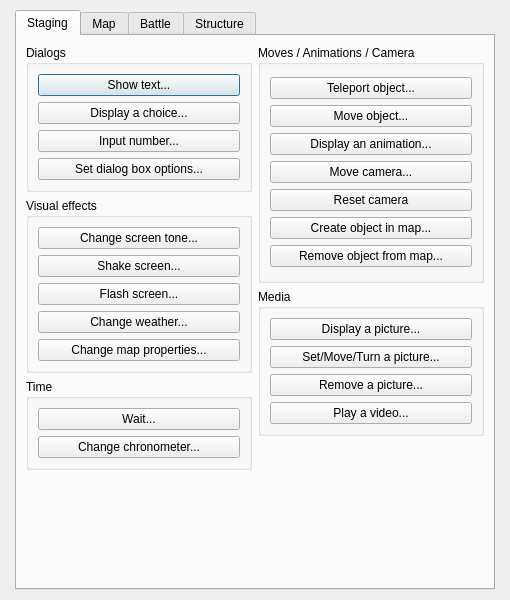
The window that Editor/Dialogs/dialogcommands.ui (RPG-Paper-Maker/RPG-Paper-Maker) describes before a commit, drawn with Qt 5.
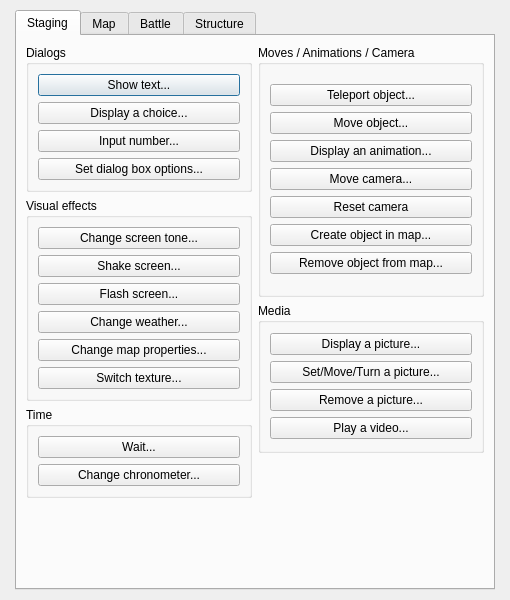
The same window after the commit.

Commit message: [WIP] Command switch texture: UI design

The edit to the form file:
```diff
--- a/Editor/Dialogs/dialogcommands.ui
+++ b/Editor/Dialogs/dialogcommands.ui
@@ -226,6 +226,13 @@
                 </property>
                </widget>
               </item>
+              <item>
+               <widget class="QPushButton" name="pushButtonSwitchTexture">
+                <property name="text">
+                 <string>Switch texture...</string>
+                </property>
+               </widget>
+              </item>
              </layout>
             </item>
            </layout>
```
The commit also changes 7 other files.
